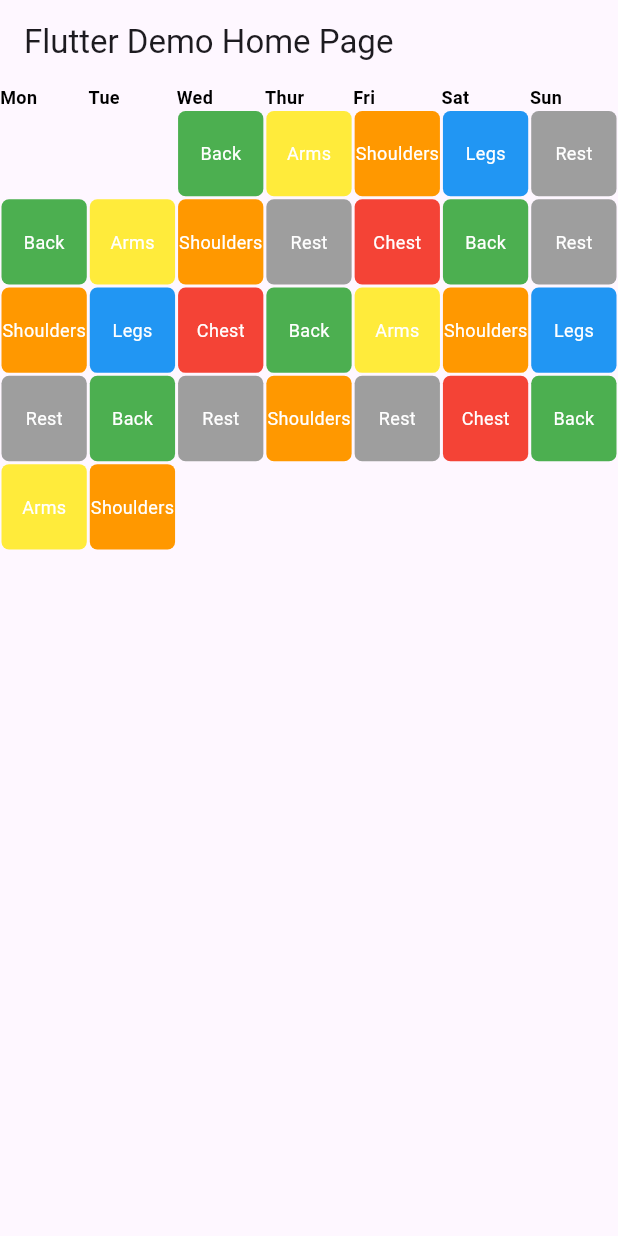
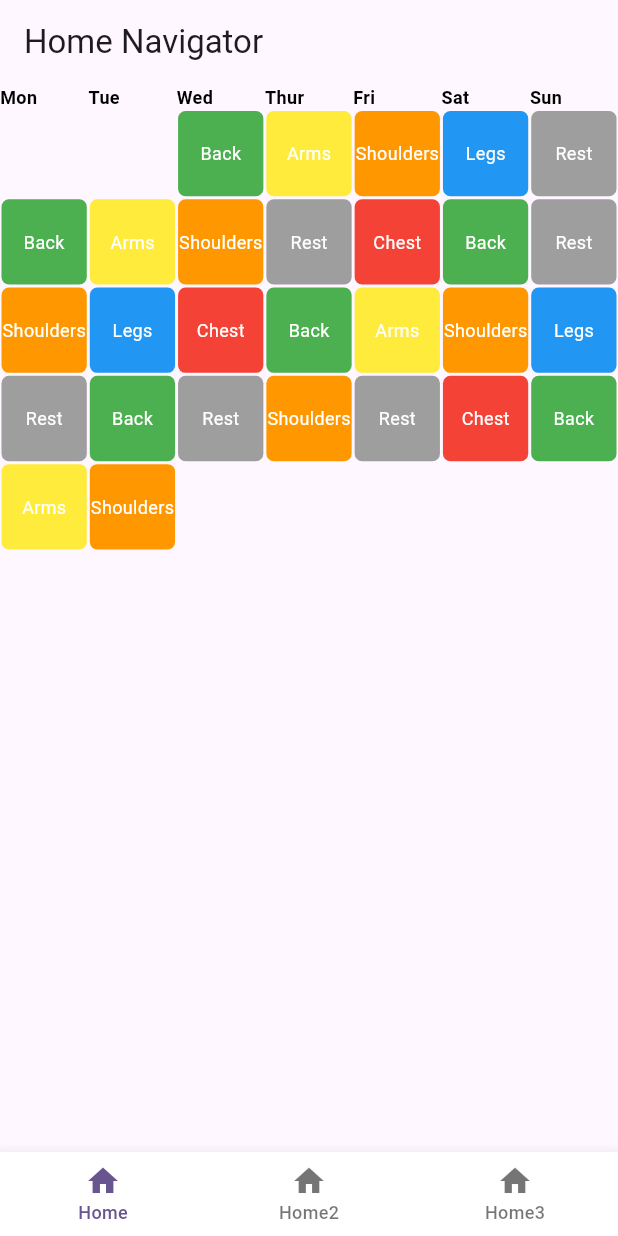
Before and after one commit to spchung/gird_tracker, a Flutter app: the screen it shows after launch, on a phone screen of 412 x 824 dp. Run offline on Flutter 3.47's test engine with Material 3 defaults, Android fonts, the phone set to English and light mode, and no system bars; our stand-ins replace get_it, go_router, watch_it.

Commit message:
feat: nav bar set up

```diff
--- a/lib/locator.dart
+++ b/lib/locator.dart
@@ -1,8 +1,10 @@
 import 'package:get_it/get_it.dart';
 import 'package:lets_git_it/service/app.dart';
+import 'package:lets_git_it/service/tab_navigator.dart';
 
 final sl = GetIt.instance;
 
 void locatorSetUp() {
   sl.registerSingleton<AppModel>(AppModel());
+  sl.registerSingleton<TabNavigator>(TabNavigator());
 }
--- a/lib/main.dart
+++ b/lib/main.dart
@@ -4,6 +4,7 @@ import 'package:lets_git_it/theme.dart';
 import 'package:lets_git_it/service/app.dart';
 import 'package:watch_it/watch_it.dart';
 import 'package:lets_git_it/view/gird_tracker.dart';
+import 'package:lets_git_it/routes.dart';
 
 void main() {
   locatorSetUp();
@@ -16,10 +17,13 @@ class MyApp extends StatelessWidget {
   // This widget is the root of your application.
   @override
   Widget build(BuildContext context) {
-    return MaterialApp(
-      title: 'Flutter Demo',
+    return MaterialApp.router(
+      title: 'Git It',
+      // locale: provider.locale,
+      // localizationsDelegates: AppLocalizations.localizationsDelegates,
+      // supportedLocales: AppLocalizations.supportedLocales,
       theme: mainTheme,
-      home: const MyHomePage(title: 'Flutter Demo Home Page'),
+      routerConfig: appRouter,
     );
   }
 }
--- a/lib/model/workout.dart
+++ b/lib/model/workout.dart
@@ -10,6 +10,8 @@ class LoggedWorkout {
     required this.workout,
     this.isPlaceholder = false,
   });
+
+  LoggedWorkout.placeholder() : isPlaceholder = true;
 }
 
 class Workout {
--- /dev/null
+++ b/lib/routes.dart
@@ -0,0 +1,15 @@
+import 'package:flutter/material.dart';
+import 'package:go_router/go_router.dart';
+import 'package:lets_git_it/view/home_nav.dart';
+
+final GoRouter appRouter = GoRouter(
+  routes: [
+    // Define a route that will be used to navigate to the home page
+    GoRoute(
+      path: '/',
+      builder: (BuildContext context, GoRouterState state) {
+        return const HomeNavigator();
+      },
+    ),
+  ],
+);
--- a/lib/service/app.dart
+++ b/lib/service/app.dart
@@ -3,7 +3,7 @@ import 'package:flutter/material.dart';
 // import 'package:watch_it/watch_it.dart';
 
 
-class AppModel extends ChangeNotifier{
+class AppModel extends ChangeNotifier {
   final counter = ValueNotifier<int>(0);
 
   void incrementCounter() {
--- /dev/null
+++ b/lib/service/logged_workout.dart
@@ -0,0 +1,7 @@
+import 'package:flutter/material.dart';
+
+class LoggedWorkoutService extends ChangeNotifier {
+  // String _id;
+
+
+}
--- /dev/null
+++ b/lib/service/tab_navigator.dart
@@ -0,0 +1,10 @@
+import 'package:flutter/material.dart';
+
+class TabNavigator extends ChangeNotifier{
+  final index = ValueNotifier<int>(0);
+
+  void setIndex(int newIndex){
+    index.value = newIndex;
+    notifyListeners();
+  }
+}
--- a/lib/view/gird_tracker.dart
+++ b/lib/view/gird_tracker.dart
@@ -23,7 +23,7 @@ class GridTrackerView extends StatelessWidget {
     final placeholderCount = firstDay! - 1;
 
     for (var i = 0; i < placeholderCount; i++) {
-      newData.insert(i, LoggedWorkout(isPlaceholder: true, dateTime: null, workout: null));
+      newData.insert(i, LoggedWorkout.placeholder());
     }
 
     return newData;
--- /dev/null
+++ b/lib/view/home_nav.dart
@@ -0,0 +1,56 @@
+import 'package:flutter/material.dart';
+import 'package:lets_git_it/locator.dart';
+import 'package:watch_it/watch_it.dart';
+import 'package:lets_git_it/view/gird_tracker.dart';
+import 'package:lets_git_it/service/tab_navigator.dart';
+
+class HomeNavigator extends StatelessWidget with WatchItMixin {
+  const HomeNavigator({super.key});
+
+  static const  List<Widget> _widgetOptions = <Widget>[
+    GridTrackerView(),
+    Text('Index 1: Business'),
+    Text('Index 2: School'),
+  ];
+
+  @override
+  Widget build(BuildContext context) {
+    var index = watch(sl<TabNavigator>().index);
+    return Scaffold(
+      appBar: AppBar(
+        title: Text('Home Navigator'),
+      ),
+      body: _widgetOptions.elementAt(index.value),
+      bottomNavigationBar: BottomNavigationBar(
+        backgroundColor: Colors.white,
+        unselectedLabelStyle: const TextStyle(
+          color: Colors.black,
+          fontSize: 12,
+          fontWeight: FontWeight.w500,
+        ),
+        selectedLabelStyle: const TextStyle(
+          color: Color.fromRGBO(252, 200, 14, 1),
+          fontSize: 12,
+          fontWeight: FontWeight.w500,
+        ),
+        type: BottomNavigationBarType.fixed,
+        items: <BottomNavigationBarItem>[
+          BottomNavigationBarItem(
+            icon: Icon(Icons.home),
+            label: 'Home',
+          ),
+          BottomNavigationBarItem(
+            icon: Icon(Icons.home),
+            label: 'Home2',
+          ),
+          BottomNavigationBarItem(
+            icon: Icon(Icons.home),
+            label: 'Home3',
+          ),
+        ],
+        onTap: (value) => sl<TabNavigator>().setIndex(value),
+      ),
+
+    );
+  }
+}
--- a/pubspec.yaml
+++ b/pubspec.yaml
@@ -38,6 +38,7 @@ dependencies:
   google_fonts: ^4.0.4
   get_it: ^8.0.0
   watch_it: ^1.5.1
+  go_router: ^14.3.0
 
 dev_dependencies:
   flutter_test:
```
Also changed, not shown: pubspec.lock.
